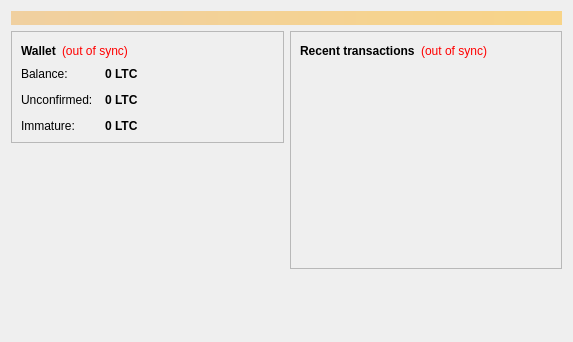
Before: the Qt Designer form src/qt/forms/overviewpage.ui in waveecoin/waveecoin, drawn with Qt 5.
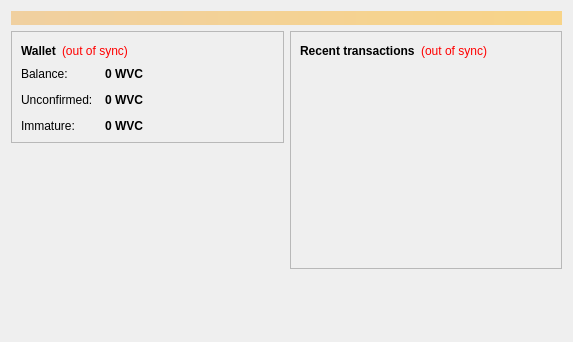
After: the same form once the commit is applied.

The edit to the form file:
```diff
--- a/src/qt/forms/overviewpage.ui
+++ b/src/qt/forms/overviewpage.ui
@@ -122,7 +122,7 @@
                <string>Your current balance</string>
               </property>
               <property name="text">
-               <string notr="true">0 LTC</string>
+               <string notr="true">0 WVC</string>
               </property>
               <property name="textInteractionFlags">
                <set>Qt::LinksAccessibleByMouse|Qt::TextSelectableByKeyboard|Qt::TextSelectableByMouse</set>
@@ -151,7 +151,7 @@
                <string>Total of transactions that have yet to be confirmed, and do not yet count toward the current balance</string>
               </property>
               <property name="text">
-               <string notr="true">0 LTC</string>
+               <string notr="true">0 WVC</string>
               </property>
               <property name="textInteractionFlags">
                <set>Qt::LinksAccessibleByMouse|Qt::TextSelectableByKeyboard|Qt::TextSelectableByMouse</set>
@@ -177,7 +177,7 @@
                <string>Mined balance that has not yet matured</string>
               </property>
               <property name="text">
-               <string notr="true">0 LTC</string>
+               <string notr="true">0 WVC</string>
               </property>
               <property name="textInteractionFlags">
                <set>Qt::LinksAccessibleByMouse|Qt::TextSelectableByKeyboard|Qt::TextSelectableByMouse</set>
```
Left out of the diff: 4 changed lines with no effect on the pictures.
